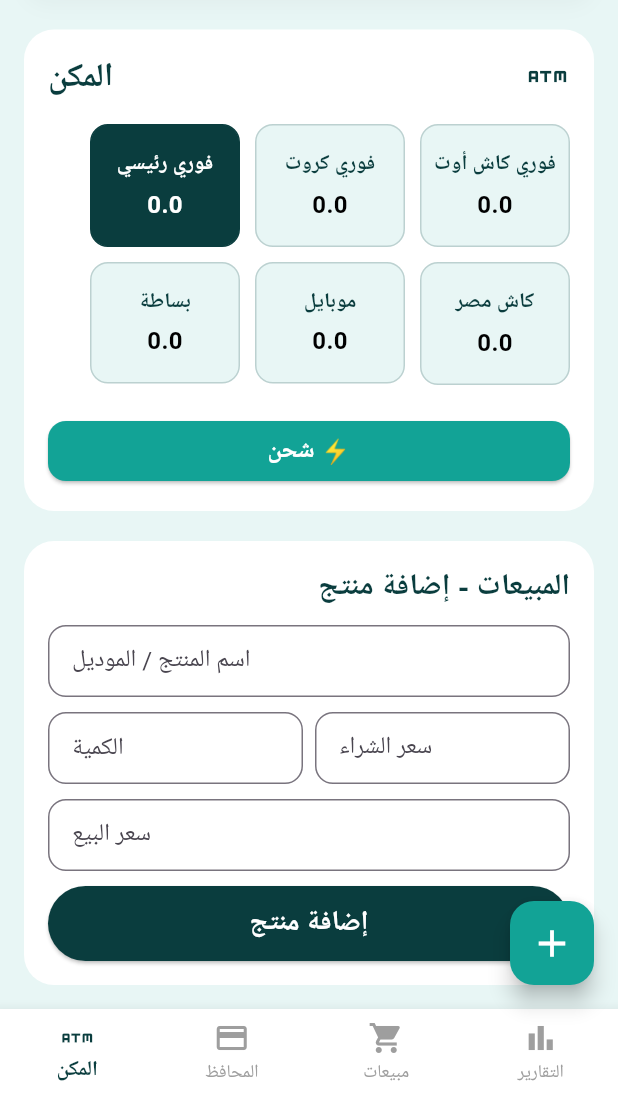
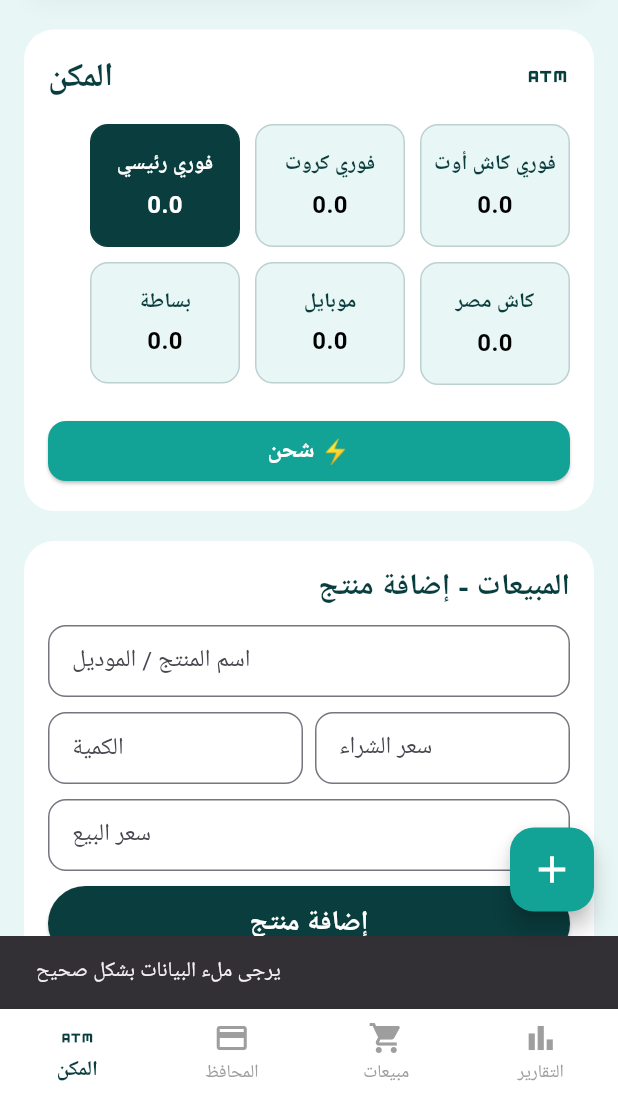
Before and after one commit to cinemainf-rgb/Fazlaka_pay, a Flutter app: the screen it shows after launch, scrolled down 275 dp, after a tap on "إضافة منتج", on a phone screen of 412 x 824 dp, the part 140-1236 px from its top. Run offline on Flutter 3.47's test engine with Material 3 defaults, Android fonts, the phone set to English and light mode, and no system bars; our stand-ins replace google_fonts, local_auth, shared_preferences; Roboto replaces fonts that are missing (Cairo).

Commit message:
Update tab_machines.dart

```diff
--- a/lib/screens/tab_machines.dart
+++ b/lib/screens/tab_machines.dart
@@ -16,6 +16,12 @@ class _TabMachinesState extends State<TabMachines> {
   String selectedMachine = 'فوري رئيسي';
   double cashInDrawer = 0.0;
 
+  // حقول إضافة منتج
+  final nameCtrl = TextEditingController();
+  final qtyCtrl = TextEditingController();
+  final buyCtrl = TextEditingController();
+  final sellCtrl = TextEditingController();
+
   @override
   void initState() {
     super.initState();
@@ -24,6 +30,8 @@ class _TabMachinesState extends State<TabMachines> {
 
   Future<void> _loadData() async {
     final sp = await SharedPreferences.getInstance();
+
+    // تحميل المحافظ
     final wRaw = sp.getString('pay_wallets');
     if (wRaw != null) {
       wallets = List<Map<String, dynamic>>.from(jsonDecode(wRaw));
@@ -41,12 +49,14 @@ class _TabMachinesState extends State<TabMachines> {
         {'name': 'كاش مصر', 'bal': 0.0, 'limit': 0.0},
       ];
     }
+
+    // تحميل المبيعات
     final sRaw = sp.getString('pay_sales2');
     if (sRaw != null) {
       sales = List<Map<String, dynamic>>.from(jsonDecode(sRaw));
     }
 
-    // حساب النقدية في الدرج
+    // حساب النقدية
     final cashIndex = wallets.indexWhere((w) => w['name'] == 'نقدية (كاش الدرج)');
     if (cashIndex != -1) {
       cashInDrawer = (wallets[cashIndex]['bal'] as num).toDouble();
@@ -61,6 +71,7 @@ class _TabMachinesState extends State<TabMachines> {
     await sp.setString('pay_sales2', jsonEncode(sales));
   }
 
+  // حساب مبيعات اليوم
   double get todaySales {
     final today = DateTime.now().toString().substring(0, 10);
     double t = 0;
@@ -72,6 +83,7 @@ class _TabMachinesState extends State<TabMachines> {
     return t;
   }
 
+  // حساب أرباح اليوم
   double get todayProfit {
     final today = DateTime.now().toString().substring(0, 10);
     double t = 0;
@@ -115,8 +127,47 @@ class _TabMachinesState extends State<TabMachines> {
         });
       });
       await _saveData();
-      _loadData();
+      _loadData(); // تحديث الأرقام في الشاشة
     }
+  }
+
+  // دالة إضافة منتج
+  Future<void> _addProduct() async {
+    final name = nameCtrl.text.trim();
+    final qty = double.tryParse(qtyCtrl.text) ?? 0;
+    final buy = double.tryParse(buyCtrl.text) ?? 0;
+    final sell = double.tryParse(sellCtrl.text) ?? 0;
+
+    if (name.isEmpty || qty <= 0 || sell <= 0) {
+      ScaffoldMessenger.of(context).showSnackBar(const SnackBar(content: Text('يرجى ملء البيانات بشكل صحيح')));
+      return;
+    }
+
+    setState(() {
+      sales.insert(0, {
+        'name': name,
+        'total': qty * sell,
+        'profit': qty * (sell - buy),
+        'date': DateTime.now().toString(),
+      });
+
+      // إضافة المبلغ لخزنة النقدية
+      final cashIndex = wallets.indexWhere((e) => e['name'] == 'نقدية (كاش الدرج)');
+      if (cashIndex != -1) {
+        wallets[cashIndex]['bal'] = (wallets[cashIndex]['bal'] as num).toDouble() + (qty * sell);
+      }
+
+      // تفريغ الحقول
+      nameCtrl.clear();
+      qtyCtrl.clear();
+      buyCtrl.clear();
+      sellCtrl.clear();
+    });
+
+    await _saveData();
+    _loadData();
+    if (!mounted) return;
+    ScaffoldMessenger.of(context).showSnackBar(const SnackBar(content: Text('تم إضافة المنتج بنجاح')));
   }
 
   @override
@@ -125,7 +176,6 @@ class _TabMachinesState extends State<TabMachines> {
       padding: const EdgeInsets.all(16),
       child: Column(
         children: [
-          // 1. كروت الإحصائيات
           Row(
             children: [
               Expanded(child: _statCard('ربح اليوم', '$todayProfit', Colors.amber)),
@@ -146,7 +196,7 @@ class _TabMachinesState extends State<TabMachines> {
 
           const SizedBox(height: 20),
 
-          // 2. شبكة المكن
+          // قسم المكن
           Container(
             padding: const EdgeInsets.all(16),
             decoration: BoxDecoration(color: Colors.white, borderRadius: BorderRadius.circular(20)),
@@ -205,7 +255,7 @@ class _TabMachinesState extends State<TabMachines> {
 
           const SizedBox(height: 20),
 
-          // 3. إضافة منتج (مبيعات)
+          // قسم المبيعات
           Container(
             padding: const EdgeInsets.all(16),
             decoration: BoxDecoration(color: Colors.white, borderRadius: BorderRadius.circular(20)),
@@ -214,25 +264,23 @@ class _TabMachinesState extends State<TabMachines> {
               children: [
                 const Text('المبيعات - إضافة منتج', style: TextStyle(fontSize: 20, fontWeight: FontWeight.bold, color: petrol)),
                 const SizedBox(height: 10),
-                TextField(decoration: _inputDecoration('اسم المنتج / الموديل')),
+                TextField(controller: nameCtrl, decoration: _inputDecoration('اسم المنتج / الموديل')),
                 const SizedBox(height: 10),
                 Row(
                   children: [
-                    Expanded(child: TextField(keyboardType: TextInputType.number, decoration: _inputDecoration('الكمية'))),
+                    Expanded(child: TextField(controller: qtyCtrl, keyboardType: TextInputType.number, decoration: _inputDecoration('الكمية'))),
                     const SizedBox(width: 8),
-                    Expanded(child: TextField(keyboardType: TextInputType.number, decoration: _inputDecoration('سعر الشراء'))),
+                    Expanded(child: TextField(controller: buyCtrl, keyboardType: TextInputType.number, decoration: _inputDecoration('سعر الشراء'))),
                   ],
                 ),
                 const SizedBox(height: 10),
-                TextField(keyboardType: TextInputType.number, decoration: _inputDecoration('سعر البيع')),
+                TextField(controller: sellCtrl, keyboardType: TextInputType.number, decoration: _inputDecoration('سعر البيع')),
                 const SizedBox(height: 10),
                 SizedBox(
                   width: double.infinity, height: 50,
                   child: ElevatedButton(
                     style: ElevatedButton.styleFrom(backgroundColor: petrol),
-                    onPressed: () {
-                      // هنا منطق إضافة المنتج لاحقاً
-                    },
+                    onPressed: _addProduct,
                     child: const Text('إضافة منتج', style: TextStyle(color: Colors.white, fontSize: 18, fontWeight: FontWeight.bold)),
                   ),
                 ),
@@ -244,7 +292,6 @@ class _TabMachinesState extends State<TabMachines> {
     );
   }
 
-  // كارت الإحصائيات
   Widget _statCard(String title, String value, Color color, {bool fullWidth = false}) {
     return Container(
       width: fullWidth ? double.infinity : null,
```
